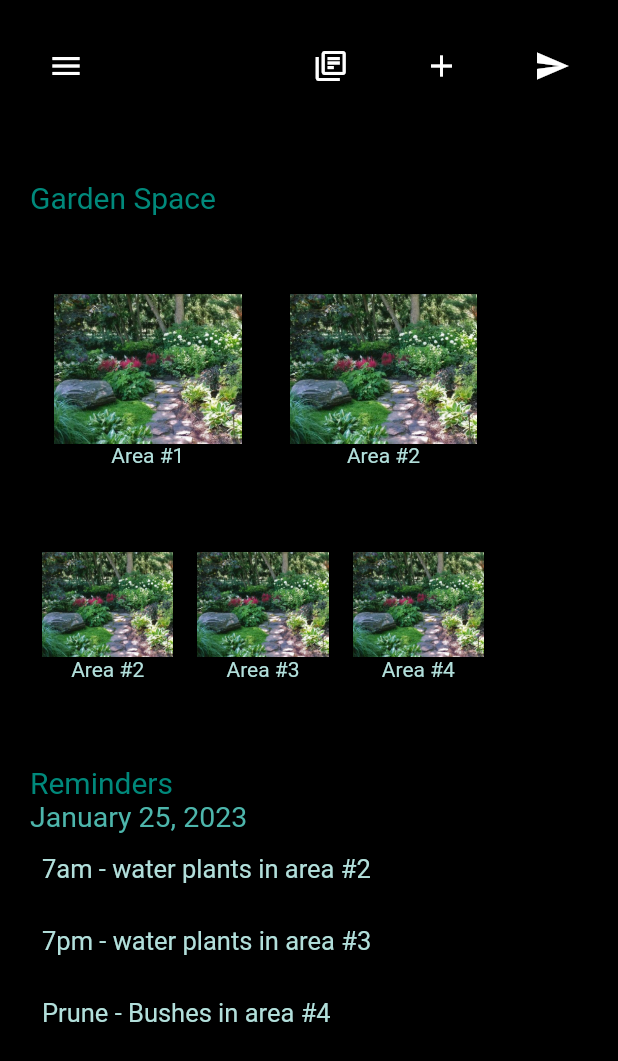
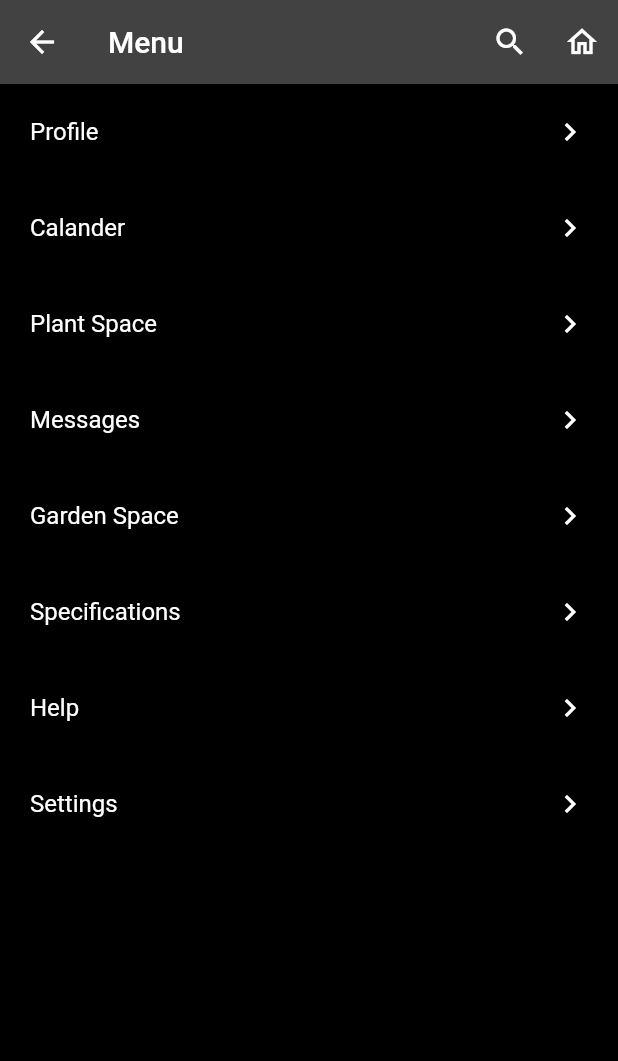
Before and after one commit to Veronica-Salgado/garden_space_3, a Flutter app: the Home screen opened by its route, after a tap on the "menu" icon, on a phone screen of 412 x 824 dp. Shown: the top 1061 px of the screen. Run offline on Flutter 3.47's test engine with Material 2 defaults, Android fonts, the phone set to English and light mode, and no system bars.

Commit message:
addition of the menu screen

```diff
--- a/lib/home.dart
+++ b/lib/home.dart
@@ -9,7 +9,8 @@ class Home extends StatelessWidget {
 
   @override
   Widget build(BuildContext context) {
-    return Scaffold(
+    return SafeArea(
+        child: Scaffold(
             backgroundColor: Colors.black,
             body: Padding(
                 padding: const EdgeInsets.all(20.0),
@@ -21,7 +22,9 @@ class Home extends StatelessWidget {
                           mainAxisAlignment: MainAxisAlignment.spaceAround,
                           children: <Widget>[
                             IconButton(
-                          onPressed: () {},
+                              onPressed: () {
+                                Navigator.pushNamed(context, '/sixth');
+                              },
                               icon: Icon(Icons.menu),
                               color: Colors.white,
                               iconSize: 24.0,
@@ -87,8 +90,8 @@ class Home extends StatelessWidget {
                             color: Colors.teal.shade600,
                           )),
                       Text('January 25, 2023',
-                      style:
-                          TextStyle(fontSize: 19, color: Colors.teal.shade300)),
+                          style: TextStyle(
+                              fontSize: 19, color: Colors.teal.shade300)),
                       Column(
                         crossAxisAlignment: CrossAxisAlignment.start,
                         mainAxisAlignment: MainAxisAlignment.spaceAround,
@@ -108,6 +111,6 @@ class Home extends StatelessWidget {
                         ],
                       ),
                       Spacer(flex: 2)
-                ])));
+                    ]))));
   }
 }
--- a/lib/main.dart
+++ b/lib/main.dart
@@ -3,7 +3,8 @@ import 'package:helloworld/create_account.dart';
 import 'package:helloworld/login_screen.dart';
 import 'package:helloworld/home.dart';
 import 'package:helloworld/plant_space.dart';
-import 'package:helloworld/Fruit.dart';
+import 'package:helloworld/fruit.dart';
+import 'package:helloworld/menu.dart';
 
 void main() => runApp(MaterialApp(
       theme: ThemeData.dark().copyWith(
@@ -25,5 +26,6 @@ void main() => runApp(MaterialApp(
         '/third': (context) => const Home(),
         '/fourth': (context) => const PlantSpace(),
         '/fifth': (context) => const Fruit(),
+        '/sixth': (context) => const Menu(),
       },
     ));
--- /dev/null
+++ b/lib/menu.dart
@@ -0,0 +1,128 @@
+import 'package:flutter/material.dart';
+
+class Menu extends StatelessWidget {
+  const Menu({Key? key}) : super(key: key);
+
+  @override
+  Widget build(BuildContext context) {
+    return SafeArea(
+      child: Scaffold(
+        backgroundColor: Colors.black,
+        appBar: AppBar(
+          title: const Text('Menu'),
+          actions: <Widget>[
+            IconButton(
+                onPressed: () {}, icon: const Icon(Icons.search_outlined)),
+            IconButton(
+                onPressed: () {
+                  Navigator.pushNamed(context, '/third');
+                },
+                icon: const Icon(Icons.home_outlined)),
+          ],
+        ),
+        body: ListView(
+          children: <Widget>[
+            InkWell(
+                splashColor: Colors.teal.shade600,
+                onTap: () {},
+                child: const Card(
+                  color: Colors.black,
+                  child: ListTile(
+                    title: Text('Profile'),
+                    trailing: Icon(
+                      Icons.chevron_right_outlined,
+                    ),
+                  ),
+                )),
+            InkWell(
+                splashColor: Colors.teal.shade600,
+                onTap: () {},
+                child: const Card(
+                  color: Colors.black,
+                  child: ListTile(
+                    title: Text('Calander'),
+                    trailing: Icon(
+                      Icons.chevron_right_outlined,
+                    ),
+                  ),
+                )),
+            InkWell(
+              splashColor: Colors.teal.shade600,
+              onTap: () {
+                Navigator.pushNamed(context, '/fourth');
+              },
+              child: const Card(
+                color: Colors.black,
+                child: ListTile(
+                    title: Text('Plant Space'),
+                    trailing: Icon(
+                      Icons.chevron_right_outlined,
+                    )),
+              ),
+            ),
+            InkWell(
+                splashColor: Colors.teal.shade600,
+                onTap: () {},
+                child: const Card(
+                  color: Colors.black,
+                  child: ListTile(
+                    title: Text('Messages'),
+                    trailing: Icon(
+                      Icons.chevron_right_outlined,
+                    ),
+                  ),
+                )),
+            InkWell(
+                splashColor: Colors.teal.shade600,
+                onTap: () {},
+                child: const Card(
+                  color: Colors.black,
+                  child: ListTile(
+                    title: Text('Garden Space'),
+                    trailing: Icon(
+                      Icons.chevron_right_outlined,
+                    ),
+                  ),
+                )),
+            InkWell(
+                splashColor: Colors.teal.shade600,
+                onTap: () {},
+                child: const Card(
+                  color: Colors.black,
+                  child: ListTile(
+                    title: Text('Specifications'),
+                    trailing: Icon(
+                      Icons.chevron_right_outlined,
+                    ),
+                  ),
+                )),
+            InkWell(
+                splashColor: Colors.teal.shade600,
+                onTap: () {},
+                child: const Card(
+                  color: Colors.black,
+                  child: ListTile(
+                    title: Text('Help'),
+                    trailing: Icon(
+                      Icons.chevron_right_outlined,
+                    ),
+                  ),
+                )),
+            InkWell(
+                splashColor: Colors.teal.shade600,
+                onTap: () {},
+                child: const Card(
+                  color: Colors.black,
+                  child: ListTile(
+                    title: Text('Settings'),
+                    trailing: Icon(
+                      Icons.chevron_right_outlined,
+                    ),
+                  ),
+                )),
+          ],
+        ),
+      ),
+    );
+  }
+}
--- a/lib/plant_space.dart
+++ b/lib/plant_space.dart
@@ -1,7 +1,6 @@
 import 'package:flutter/material.dart';
-import 'package:helloworld/Fruit.dart';
+import 'package:helloworld/fruit.dart';
 import 'package:helloworld/fruit_plant_space.dart';
-import 'package:helloworld/home.dart';
 
 class PlantSpace extends StatelessWidget {
   const PlantSpace({Key? key}) : super(key: key);
@@ -20,7 +19,8 @@ class PlantSpace extends StatelessWidget {
       FruitPlantSpace(
           index: 5, imageName: 'images/Foilage2.jpg', target: Fruit()),
     ];
-    return Scaffold(
+    return SafeArea(
+        child: Scaffold(
             appBar: AppBar(
               title: const Text('Plant Space'),
               actions: <Widget>[
@@ -29,7 +29,8 @@ class PlantSpace extends StatelessWidget {
                 IconButton(
                     onPressed: () {},
                     icon: const Icon(Icons.photo_camera_outlined)),
-            IconButton(onPressed: () {}, icon: const Icon(Icons.home_outlined)),
+                IconButton(
+                    onPressed: () {}, icon: const Icon(Icons.home_outlined)),
               ],
             ),
             backgroundColor: Colors.black,
@@ -40,6 +41,6 @@ class PlantSpace extends StatelessWidget {
                   scrollDirection: Axis.vertical,
                   crossAxisCount: 2,
                   children: fruitList,
-            )));
+                ))));
   }
 }
--- a/pubspec.yaml
+++ b/pubspec.yaml
@@ -11,7 +11,7 @@ description: A new Flutter project.
 # In iOS, build-name is used as CFBundleShortVersionString while build-number used as CFBundleVersion.
 # Read more about iOS versioning at
 # https://developer.apple.com/library/archive/documentation/General/Reference/InfoPlistKeyReference/Articles/CoreFoundationKeys.html
-version: 1.0.0+3
+version: 1.0.0+4
 
 environment:
   sdk: ">=2.12.0 <3.0.0"
```
Also changed, not shown: lib/fruit.dart (renamed from lib/Fruit.dart). Lines whose indentation alone changed are shown as unchanged.
